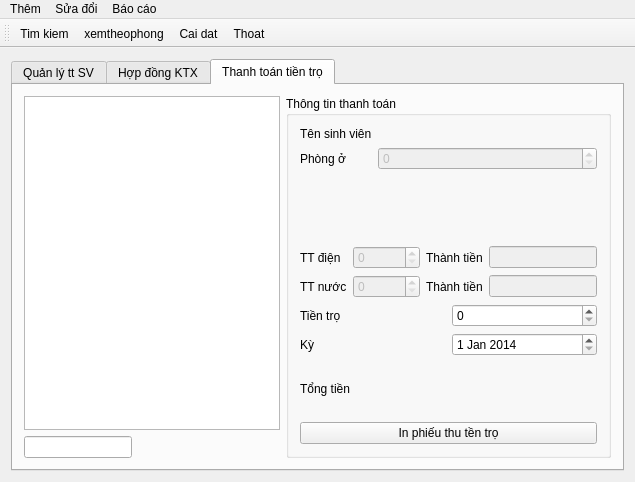
First picture: the form in mainwindow.ui, repository xdien/qlsv_ktx, before the edit.
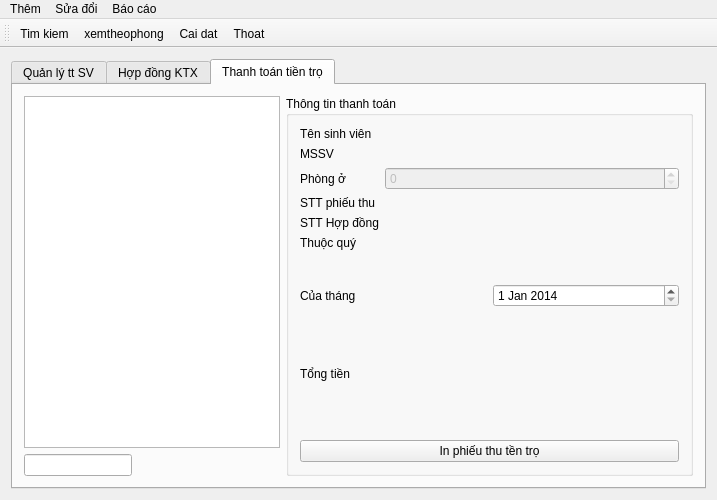
Second picture: the form after the edit. The open tabs and pages were chosen to show the change. Icons and pictures are not drawn.

The edit to the form file:
```diff
--- a/mainwindow.ui
+++ b/mainwindow.ui
@@ -6,8 +6,8 @@
    <rect>
     <x>0</x>
     <y>0</y>
-    <width>635</width>
-    <height>482</height>
+    <width>717</width>
+    <height>500</height>
    </rect>
   </property>
   <property name="minimumSize">
@@ -23,7 +23,7 @@
    <string notr="true"/>
   </property>
   <widget class="QWidget" name="centralWidget">
-   <layout class="QHBoxLayout" name="horizontalLayout">
+   <layout class="QVBoxLayout" name="verticalLayout_3">
     <item>
      <widget class="QTabWidget" name="tabWidget">
       <property name="styleSheet">
@@ -36,9 +36,9 @@
        <attribute name="title">
         <string>Quản lý tt SV</string>
        </attribute>
-       <layout class="QHBoxLayout" name="horizontalLayout_2">
+       <layout class="QHBoxLayout" name="horizontalLayout">
         <item>
-         <layout class="QVBoxLayout" name="verticalLayout_3">
+         <layout class="QVBoxLayout" name="verticalLayout_8">
           <item>
            <widget class="QLabel" name="label_2">
             <property name="text">
@@ -53,6 +53,72 @@
             </property>
            </widget>
           </item>
+          <item>
+           <layout class="QGridLayout" name="gridLayout_4">
+            <property name="sizeConstraint">
+             <enum>QLayout::SetMinimumSize</enum>
+            </property>
+            <item row="0" column="1">
+             <widget class="QPushButton" name="pushButton_6">
+              <property name="minimumSize">
+               <size>
+                <width>50</width>
+                <height>0</height>
+               </size>
+              </property>
+              <property name="text">
+               <string>&lt;</string>
+              </property>
+             </widget>
+            </item>
+            <item row="0" column="3">
+             <widget class="QPushButton" name="pushButton_7">
+              <property name="minimumSize">
+               <size>
+                <width>50</width>
+                <height>0</height>
+               </size>
+              </property>
+              <property name="text">
+               <string>&gt;</string>
+              </property>
+             </widget>
+            </item>
+            <item row="0" column="4">
+             <widget class="QPushButton" name="pushButton_8">
+              <property name="minimumSize">
+               <size>
+                <width>50</width>
+                <height>0</height>
+               </size>
+              </property>
+              <property name="text">
+               <string>&gt;&gt;</string>
+              </property>
+             </widget>
+            </item>
+            <item row="0" column="0">
+             <widget class="QPushButton" name="pushButton_2">
+              <property name="minimumSize">
+               <size>
+                <width>50</width>
+                <height>0</height>
+               </size>
+              </property>
+              <property name="text">
+               <string>&lt;&lt;</string>
+              </property>
+             </widget>
+            </item>
+            <item row="0" column="2">
+             <widget class="QSpinBox" name="spinBox">
+              <property name="value">
+               <number>10</number>
+              </property>
+             </widget>
+            </item>
+           </layout>
+          </item>
           <item>
            <widget class="QPushButton" name="pushButton_dlsv">
             <property name="text">
@@ -519,6 +585,16 @@
           <layout class="QVBoxLayout" name="verticalLayout_7">
            <item>
             <layout class="QFormLayout" name="formLayout_8">
+             <property name="fieldGrowthPolicy">
+              <enum>QFormLayout::AllNonFixedFieldsGrow</enum>
+             </property>
+             <item row="0" column="0">
+              <widget class="QLabel" name="label_20">
+               <property name="text">
+                <string>Tên sinh viên</string>
+               </property>
+              </widget>
+             </item>
              <item row="0" column="1">
               <widget class="QLabel" name="label_ten">
                <property name="text">
@@ -527,89 +603,44 @@
               </widget>
              </item>
              <item row="1" column="0">
+              <widget class="QLabel" name="label_12">
+               <property name="text">
+                <string>MSSV</string>
+               </property>
+              </widget>
+             </item>
+             <item row="2" column="0">
               <widget class="QLabel" name="label_21">
                <property name="text">
                 <string>Phòng ở</string>
                </property>
               </widget>
              </item>
-             <item row="1" column="1">
+             <item row="2" column="1">
               <widget class="QSpinBox" name="spinBox_PHONG">
                <property name="enabled">
                 <bool>false</bool>
                </property>
               </widget>
              </item>
-             <item row="0" column="0">
-              <widget class="QLabel" name="label_20">
-               <property name="text">
-                <string>Tên sinh viên</string>
-               </property>
-              </widget>
-             </item>
-            </layout>
-           </item>
-           <item>
-            <layout class="QGridLayout" name="gridLayout_4">
-             <item row="0" column="0">
+             <item row="3" column="0">
               <widget class="QLabel" name="label_22">
                <property name="text">
-                <string>TT điện</string>
+                <string>STT phiếu thu</string>
                </property>
               </widget>
              </item>
-             <item row="0" column="1">
-              <widget class="QSpinBox" name="spinBox_DIEN">
-               <property name="enabled">
-                <bool>false</bool>
-               </property>
-               <property name="maximum">
-                <number>99999</number>
-               </property>
-              </widget>
-             </item>
-             <item row="0" column="2">
-              <widget class="QLabel" name="label_24">
-               <property name="text">
-                <string>Thành tiền</string>
-               </property>
-              </widget>
-             </item>
-             <item row="0" column="3">
-              <widget class="QLineEdit" name="lineEdit_TIENDIEN">
-               <property name="enabled">
-                <bool>false</bool>
-               </property>
-              </widget>
-             </item>
-             <item row="1" column="0">
+             <item row="4" column="0">
               <widget class="QLabel" name="label_23">
                <property name="text">
-                <string>TT nước</string>
+                <string>STT Hợp đồng</string>
                </property>
               </widget>
              </item>
-             <item row="1" column="1">
-              <widget class="QSpinBox" name="spinBox_NUOC">
-               <property name="enabled">
-                <bool>false</bool>
-               </property>
-               <property name="maximum">
-                <number>999999</number>
-               </property>
-              </widget>
-             </item>
-             <item row="1" column="2">
-              <widget class="QLabel" name="label_25">
+             <item row="5" column="0">
+              <widget class="QLabel" name="label_24">
                <property name="text">
-                <string>Thành tiền</string>
-               </property>
-              </widget>
-             </item>
-             <item row="1" column="3">
-              <widget class="QLineEdit" name="lineEdit_TIENNUOC">
-               <property name="enabled">
-                <bool>false</bool>
+                <string>Thuộc quý</string>
                </property>
               </widget>
              </item>
@@ -617,46 +648,7 @@
            </item>
            <item>
             <layout class="QGridLayout" name="gridLayout_5">
-             <item row="0" column="0">
-              <widget class="QLabel" name="label_26">
-               <property name="text">
-                <string>Tiền trọ</string>
-               </property>
-              </widget>
-             </item>
-             <item row="0" column="1">
-              <widget class="QSpinBox" name="spinBox_tientro">
-               <property name="maximum">
-                <number>999999999</number>
-               </property>
-              </widget>
-             </item>
-             <item row="1" column="0">
-              <widget class="QLabel" name="label_27">
-               <property name="text">
-                <string>Kỳ</string>
-               </property>
-              </widget>
-             </item>
              <item row="1" column="1">
-              <widget class="QDateEdit" name="dateEdit_quy">
-               <property name="date">
-                <date>
-                 <year>2014</year>
-                 <month>1</month>
-                 <day>1</day>
-                </date>
-               </property>
-              </widget>
-             </item>
-             <item row="2" column="0">
-              <widget class="QLabel" name="label_28">
-               <property name="text">
-                <string>Tổng tiền</string>
-               </property>
-              </widget>
-             </item>
-             <item row="2" column="1">
               <widget class="QLabel" name="label_tien">
                <property name="font">
                 <font>
@@ -672,6 +664,31 @@
                </property>
               </widget>
              </item>
+             <item row="0" column="0">
+              <widget class="QLabel" name="label_27">
+               <property name="text">
+                <string>Của tháng</string>
+               </property>
+              </widget>
+             </item>
+             <item row="0" column="1">
+              <widget class="QDateEdit" name="dateEdit_quy">
+               <property name="date">
+                <date>
+                 <year>2014</year>
+                 <month>1</month>
+                 <day>1</day>
+                </date>
+               </property>
+              </widget>
+             </item>
+             <item row="1" column="0">
+              <widget class="QLabel" name="label_28">
+               <property name="text">
+                <string>Tổng tiền</string>
+               </property>
+              </widget>
+             </item>
             </layout>
            </item>
            <item>
@@ -707,7 +724,7 @@
     <rect>
      <x>0</x>
      <y>0</y>
-     <width>635</width>
+     <width>717</width>
      <height>22</height>
     </rect>
    </property>
```
Left out of the diff: 32 changed lines with no effect on the pictures.
